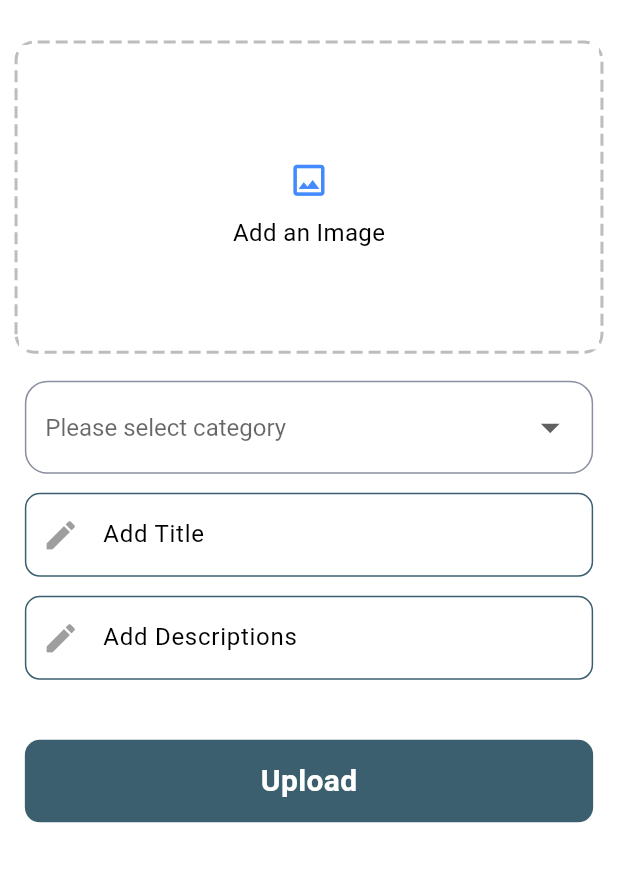
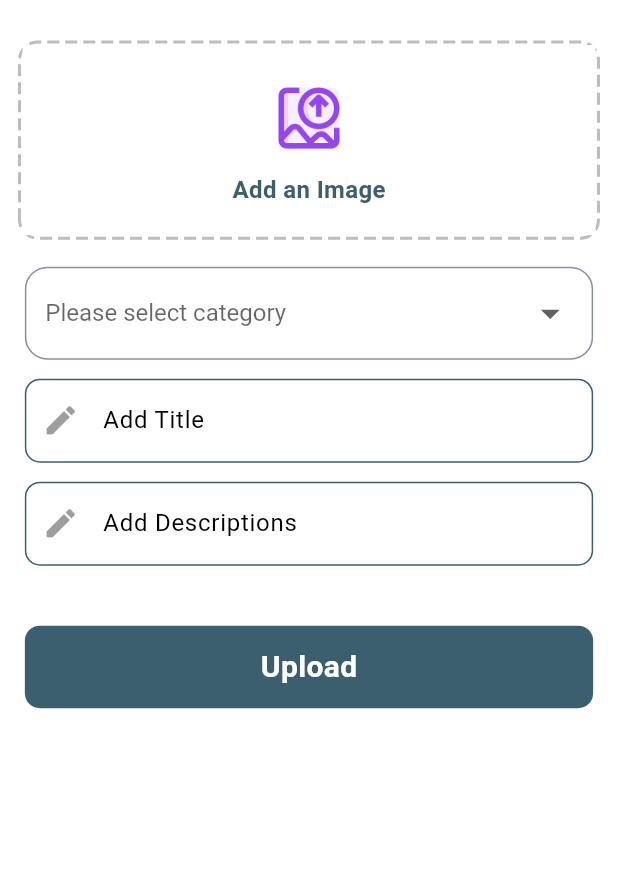
Before and after one commit to ihsankhan-752/Blog-App, a Flutter app: the AddBlogScreen screen opened directly, on a phone screen of 412 x 824 dp, the part 61-943 px from its top. Run offline on Flutter 3.47's test engine with Material 3 defaults, Android fonts, the phone set to English and light mode, and no system bars; drawn by our look-alikes of dotted_border; our stand-ins replace cloud_firestore, firebase_auth, firebase_core, firebase_storage, flutter_screenutil, get and 2 more; accounts and stored records are empty.

Commit message:
Image Picking Dialog updated

```diff
--- /dev/null
+++ b/lib/controllers/image_controller.dart
@@ -0,0 +1,23 @@
+import 'dart:io';
+
+import 'package:flutter/material.dart';
+import 'package:image_picker/image_picker.dart';
+
+class ImageController extends ChangeNotifier {
+  File? _selectedImage;
+  File? get selectedImage => _selectedImage;
+
+  Future<void> pickImage(ImageSource source) async {
+    XFile? pickedFile = await ImagePicker().pickImage(source: source);
+    if (pickedFile != null && pickedFile != _selectedImage) {
+      _selectedImage = File(pickedFile.path);
+
+      notifyListeners();
+    }
+  }
+
+  clearUploadImage() {
+    _selectedImage = null;
+    notifyListeners();
+  }
+}
--- a/lib/main.dart
+++ b/lib/main.dart
@@ -1,3 +1,4 @@
+import 'package:blog_app/controllers/image_controller.dart';
 import 'package:blog_app/controllers/loading_controller.dart';
 import 'package:blog_app/screens/splash/splash_screen.dart';
 import 'package:blog_app/theme/theme_provider.dart';
@@ -38,6 +39,7 @@ class MyApp extends StatelessWidget {
         return MultiProvider(
           providers: [
             ChangeNotifierProvider(create: (_) => LoadingController()),
+            ChangeNotifierProvider(create: (_) => ImageController()),
           ],
           child: GetMaterialApp(
             debugShowCheckedModeBanner: false,
--- a/lib/screens/custom_navbar/add_blog/add_blog_screen.dart
+++ b/lib/screens/custom_navbar/add_blog/add_blog_screen.dart
@@ -2,10 +2,8 @@ import 'package:blog_app/constants/app_colors.dart';
 import 'package:blog_app/constants/app_text_style.dart';
 import 'package:blog_app/constants/lists.dart';
 import 'package:blog_app/controllers/loading_controller.dart';
-import 'package:blog_app/screens/custom_navbar/custom_navbar.dart';
+import 'package:blog_app/screens/custom_navbar/add_blog/widgets/image_uploading_widget.dart';
 import 'package:blog_app/services/blog_services.dart';
-import 'package:cloud_firestore/cloud_firestore.dart';
-import 'package:dotted_border/dotted_border.dart';
 import 'package:firebase_auth/firebase_auth.dart';
 import 'package:flutter/material.dart';
 import 'package:flutter_screenutil/flutter_screenutil.dart';
@@ -52,40 +50,7 @@ class _AddBlogScreenState extends State<AddBlogScreen> {
         child: Column(
           children: [
             SizedBox(height: 10.h),
-            GestureDetector(
-              onTap: () {},
-              child: DottedBorder(
-                strokeWidth: 2,
-                color: Theme.of(context).colorScheme.secondary,
-                dashPattern: [8, 4],
-                borderType: BorderType.RRect,
-                radius: Radius.circular(12),
-                child: Container(
-                  height: 160.h,
-                  width: 350.w,
-                  decoration: BoxDecoration(
-                    color: Theme.of(context).colorScheme.background,
-                  ),
-                  child: Center(
-                    child: Column(
-                      mainAxisAlignment: MainAxisAlignment.center,
-                      children: [
-                        IconButton(
-                            onPressed: () {},
-                            icon: Icon(
-                              Icons.image_outlined,
-                              color: Theme.of(context).colorScheme.primary,
-                              size: 25.sp,
-                            )),
-                        SubTitleText(
-                          text: "Add an Image",
-                        )
-                      ],
-                    ),
-                  ),
-                ),
-              ),
-            ),
+            ImageUploadingWidget(),
             Padding(
               padding: EdgeInsets.symmetric(horizontal: 15.w, vertical: 15.h),
               child: Column(
--- /dev/null
+++ b/lib/screens/custom_navbar/add_blog/widgets/image_uploading_widget.dart
@@ -0,0 +1,97 @@
+import 'dart:io';
+
+import 'package:blog_app/screens/custom_navbar/add_blog/widgets/show_options_for_image_picking.dart';
+import 'package:dotted_border/dotted_border.dart';
+import 'package:flutter/material.dart';
+import 'package:flutter_screenutil/flutter_screenutil.dart';
+import 'package:get/get.dart';
+import 'package:image_picker/image_picker.dart';
+import 'package:provider/provider.dart';
+
+import '../../../../constants/app_colors.dart';
+import '../../../../controllers/image_controller.dart';
+
+class ImageUploadingWidget extends StatelessWidget {
+  const ImageUploadingWidget({super.key});
+
+  @override
+  Widget build(BuildContext context) {
+    final imageController = Provider.of<ImageController>(context);
+    if (imageController.selectedImage != null) {
+      return Container(
+        height: 100.h,
+        width: Get.width - 30,
+        margin: EdgeInsets.symmetric(horizontal: 20),
+        decoration: BoxDecoration(
+          borderRadius: BorderRadius.circular(10),
+          image: DecorationImage(
+            image: FileImage(File(imageController.selectedImage!.path)),
+            fit: BoxFit.cover,
+          ),
+        ),
+        child: Align(
+          alignment: Alignment.topRight,
+          child: Padding(
+            padding: const EdgeInsets.all(8.0),
+            child: GestureDetector(
+              onTap: () {
+                imageController.clearUploadImage();
+              },
+              child: Icon(Icons.close_outlined, color: Theme.of(context).colorScheme.error),
+            ),
+          ),
+        ),
+      );
+    } else {
+      return DottedBorder(
+        strokeWidth: 2,
+        color: Theme.of(context).colorScheme.secondary,
+        dashPattern: [8, 4],
+        borderType: BorderType.RRect,
+        radius: Radius.circular(12),
+        child: Container(
+          height: 100.h,
+          width: Get.width - 30,
+          decoration: BoxDecoration(
+            color: Theme.of(context).colorScheme.background,
+          ),
+          child: Center(
+            child: Column(
+              mainAxisAlignment: MainAxisAlignment.center,
+              children: [
+                IconButton(
+                    onPressed: () {
+                      showOptionsForImagePicking(
+                          context: context,
+                          onGalleryClicked: () {
+                            Get.back();
+                            imageController.pickImage(ImageSource.gallery);
+                          },
+                          onCameraClicked: () {
+                            Get.back();
+
+                            imageController.pickImage(ImageSource.camera);
+                          });
+                    },
+                    icon: SizedBox(
+                      height: 35.h,
+                      width: 200.w,
+                      child: Image.asset('assets/upload.png'),
+                    )),
+                SizedBox(height: 05.h),
+                Text(
+                  "Add an Image",
+                  style: TextStyle(
+                    fontSize: 16,
+                    color: AppColors.primaryColor,
+                    fontWeight: FontWeight.bold,
+                  ),
+                ),
+              ],
+            ),
+          ),
+        ),
+      );
+    }
+  }
+}
--- a/pubspec.yaml
+++ b/pubspec.yaml
@@ -40,7 +40,7 @@ dependencies:
   firebase_core: ^2.30.1
   firebase_auth: any
   cloud_firestore: any
-  image_picker: any
+  image_picker: ^1.1.2
   firebase_storage: any
   provider: ^6.1.2
   shared_preferences: any
```
Also changed, not shown: lib/screens/custom_navbar/add_blog/widgets/show_options_for_image_picking.dart (added, +68 -0 lines), assets/upload.png (added), pubspec.lock.
